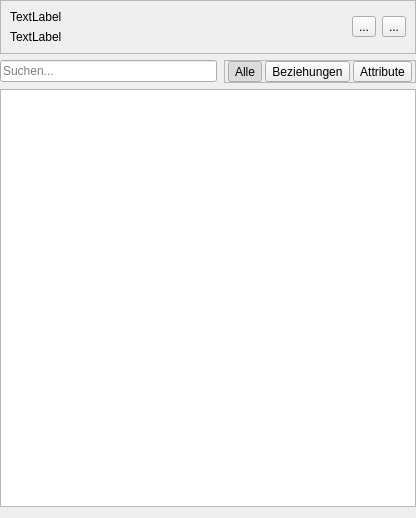
Old version of the form src/SAGisXPlanung/ui/attribute_edit.ui in the repository nti-de/SAGisXPlanung.
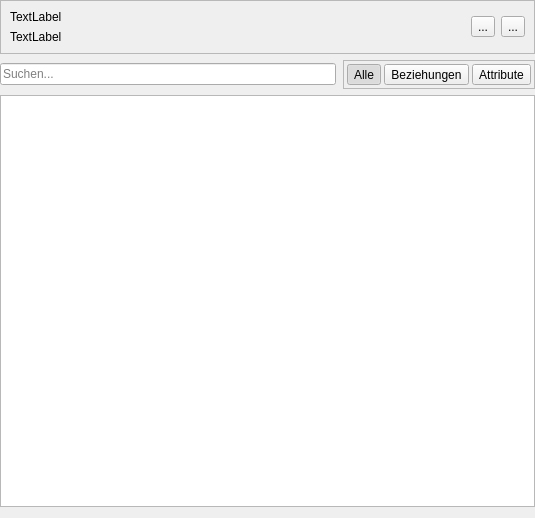
New version of the form.

Commit message: dark mode for attribute edit

Diff of the .ui file:
```diff
--- a/src/SAGisXPlanung/ui/attribute_edit.ui
+++ b/src/SAGisXPlanung/ui/attribute_edit.ui
@@ -6,14 +6,14 @@
    <rect>
     <x>0</x>
     <y>0</y>
-    <width>416</width>
+    <width>535</width>
     <height>518</height>
    </rect>
   </property>
   <property name="windowTitle">
    <string>Form</string>
   </property>
-  <layout class="QVBoxLayout" name="verticalLayout_2">
+  <layout class="QVBoxLayout" name="verticalLayout_2" stretch="0,0,1">
    <property name="leftMargin">
     <number>0</number>
    </property>
@@ -104,18 +104,18 @@
          <number>3</number>
         </property>
         <property name="topMargin">
-         <number>0</number>
+         <number>3</number>
         </property>
         <property name="rightMargin">
          <number>3</number>
         </property>
         <property name="bottomMargin">
-         <number>0</number>
+         <number>3</number>
         </property>
         <item>
          <widget class="QToolButton" name="filter_all">
           <property name="sizePolicy">
-           <sizepolicy hsizetype="Minimum" vsizetype="Fixed">
+           <sizepolicy hsizetype="Minimum" vsizetype="MinimumExpanding">
             <horstretch>0</horstretch>
             <verstretch>0</verstretch>
            </sizepolicy>
@@ -140,7 +140,7 @@
         <item>
          <widget class="QToolButton" name="filter_relation">
           <property name="sizePolicy">
-           <sizepolicy hsizetype="Minimum" vsizetype="Fixed">
+           <sizepolicy hsizetype="Minimum" vsizetype="MinimumExpanding">
             <horstretch>0</horstretch>
             <verstretch>0</verstretch>
            </sizepolicy>
@@ -162,7 +162,7 @@
         <item>
          <widget class="QToolButton" name="filter_attribute">
           <property name="sizePolicy">
-           <sizepolicy hsizetype="Minimum" vsizetype="Fixed">
+           <sizepolicy hsizetype="Minimum" vsizetype="MinimumExpanding">
             <horstretch>0</horstretch>
             <verstretch>0</verstretch>
            </sizepolicy>
```
The commit also changes 5 other files.
